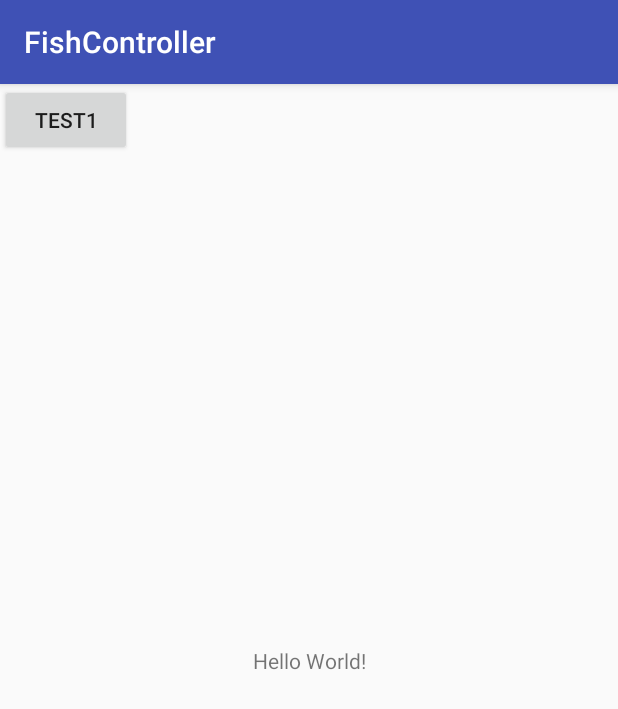
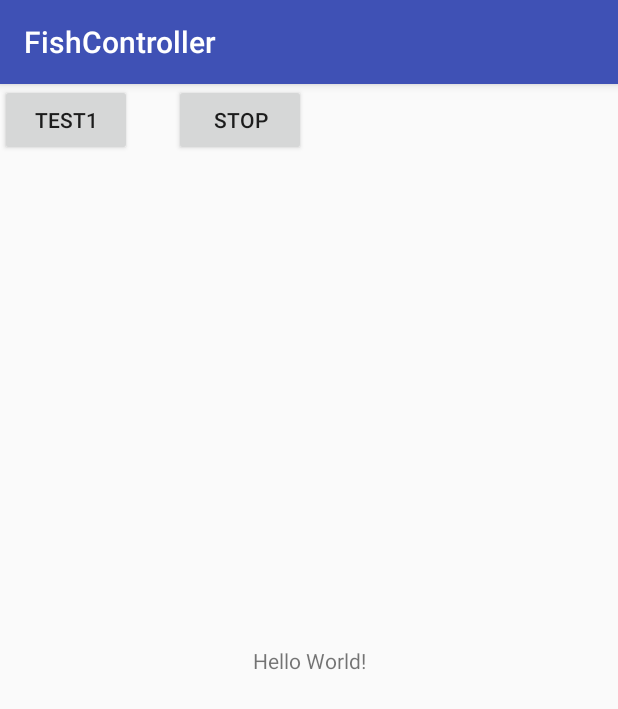
Before and after one commit to Jarda29/FishController, an Android app: the screen it shows after launch (MainActivity), on a phone screen of 412 x 824 dp. Shown: the top 709 px of the screen. Run offline under Robolectric (Android 15) with nearby library versions, the phone set to English and light mode, and no system bars.

Commit message:
New Arduino code - accepting commands in 2 bytes Ignoring connecting and disconnecting auto values Android can do Test1 and Stop all

```diff
--- a/Android/app/src/main/res/layout/activity_main.xml
+++ b/Android/app/src/main/res/layout/activity_main.xml
@@ -24,4 +24,13 @@
         tools:layout_editor_absoluteX="16dp"
         tools:layout_editor_absoluteY="16dp" />
 
+    <Button
+        android:id="@+id/btnStop"
+        android:layout_width="wrap_content"
+        android:layout_height="wrap_content"
+        android:layout_marginStart="28dp"
+        android:text="STOP"
+        app:layout_constraintStart_toEndOf="@+id/btnTest"
+        tools:layout_editor_absoluteY="16dp" />
+
 </android.support.constraint.ConstraintLayout>
```
Also changed, not shown: Android/app/src/main/java/com/cityu/teaching/fishcontroller/MainActivity.kt (+22 -4 lines), 1 other file.
